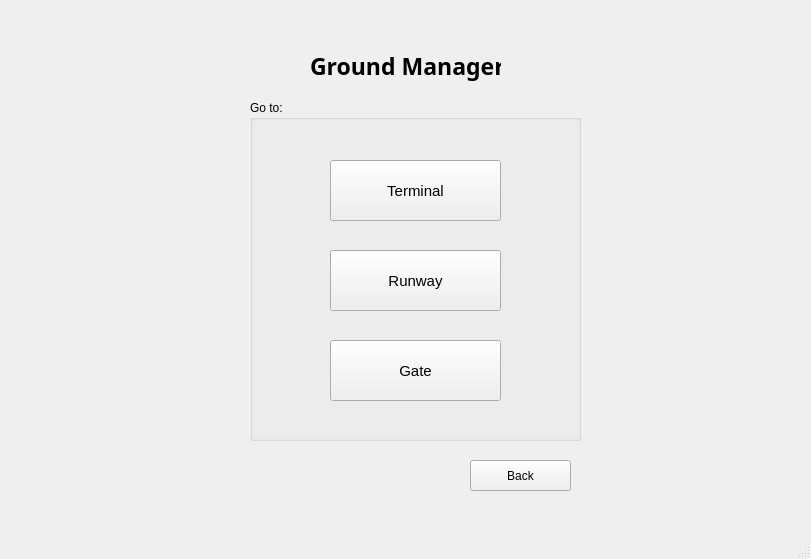
Above: GroundManager.ui from Muneeba-Badar/DB-Final-Project before the change. Below: the same form after it.
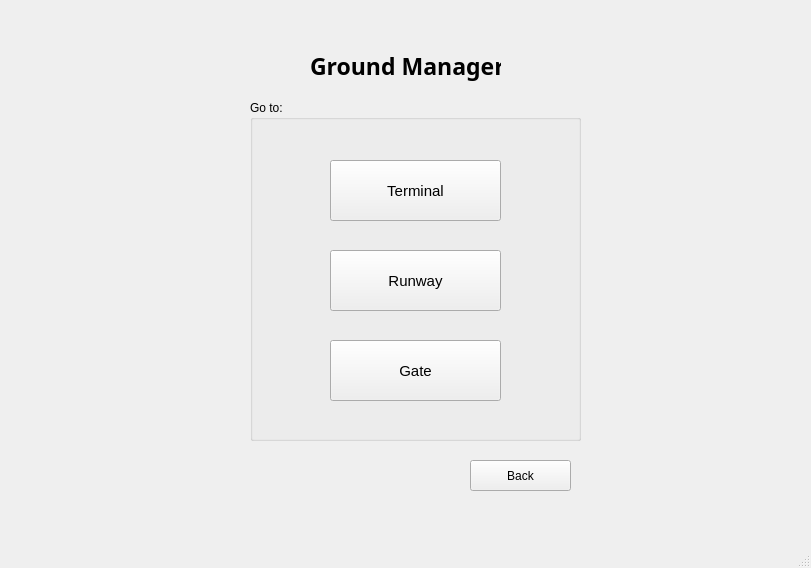
That is the form after the change.

```diff
--- a/GroundManager.ui
+++ b/GroundManager.ui
@@ -7,7 +7,7 @@
     <x>0</x>
     <y>0</y>
     <width>811</width>
-    <height>559</height>
+    <height>568</height>
    </rect>
   </property>
   <property name="windowTitle">
```
Left out of the diff: 2 changed lines with no effect on the pictures.
